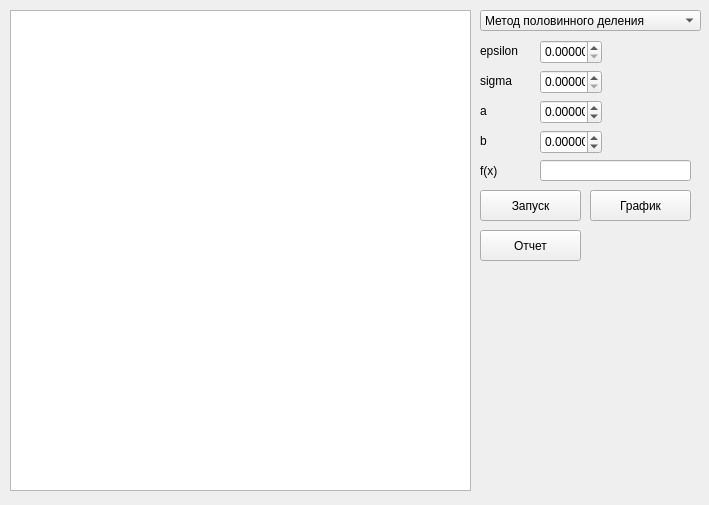
This is ui/ProgramBasicInterface.ui in Andrexus23/ARZO as Qt 5 draws it before an edit. The edited form follows.
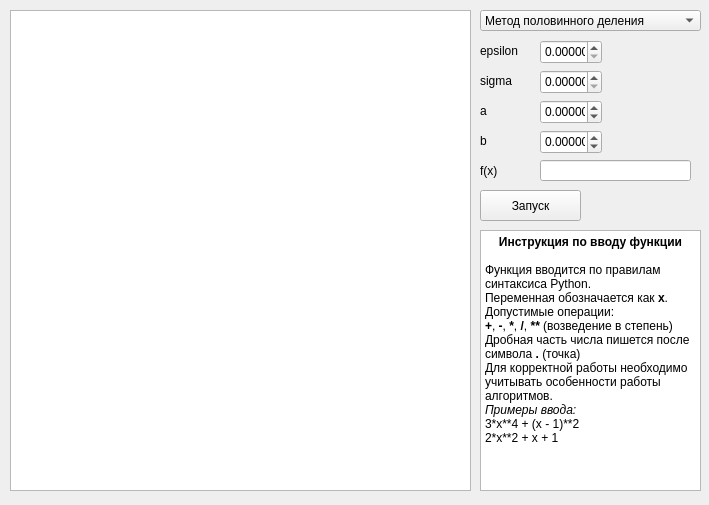
This is the edited form.

Patch:
```diff
--- a/ui/ProgramBasicInterface.ui
+++ b/ui/ProgramBasicInterface.ui
@@ -211,30 +211,31 @@
      </rect>
     </property>
    </widget>
-   <widget class="QPushButton" name="plotButton">
-    <property name="geometry">
-     <rect>
-      <x>590</x>
-      <y>190</y>
-      <width>101</width>
-      <height>31</height>
-     </rect>
-    </property>
-    <property name="text">
-     <string>График</string>
-    </property>
-   </widget>
-   <widget class="QPushButton" name="reportButton">
+   <widget class="QTextBrowser" name="textBrowser">
     <property name="geometry">
      <rect>
       <x>480</x>
       <y>230</y>
-      <width>101</width>
-      <height>31</height>
+      <width>221</width>
+      <height>261</height>
      </rect>
     </property>
-    <property name="text">
-     <string>Отчет</string>
+    <property name="html">
+     <string>&lt;!DOCTYPE HTML PUBLIC &quot;-//W3C//DTD HTML 4.0//EN&quot; &quot;http://www.w3.org/TR/REC-html40/strict.dtd&quot;&gt;
+&lt;html&gt;&lt;head&gt;&lt;meta name=&quot;qrichtext&quot; content=&quot;1&quot; /&gt;&lt;meta charset=&quot;utf-8&quot; /&gt;&lt;style type=&quot;text/css&quot;&gt;
+p, li { white-space: pre-wrap; }
+&lt;/style&gt;&lt;/head&gt;&lt;body style=&quot; font-family:'Segoe UI'; font-size:9pt; font-weight:400; font-style:normal;&quot;&gt;
+&lt;p align=&quot;center&quot; style=&quot; margin-top:0px; margin-bottom:0px; margin-left:0px; margin-right:0px; -qt-block-indent:0; text-indent:0px;&quot;&gt;&lt;span style=&quot; font-weight:700;&quot;&gt;Инструкция по вводу функции&lt;/span&gt;&lt;/p&gt;
+&lt;p style=&quot;-qt-paragraph-type:empty; margin-top:0px; margin-bottom:0px; margin-left:0px; margin-right:0px; -qt-block-indent:0; text-indent:0px; font-weight:700;&quot;&gt;&lt;br /&gt;&lt;/p&gt;
+&lt;p style=&quot; margin-top:0px; margin-bottom:0px; margin-left:0px; margin-right:0px; -qt-block-indent:0; text-indent:0px;&quot;&gt;Функция вводится по правилам синтаксиса Python.&lt;/p&gt;
+&lt;p style=&quot; margin-top:0px; margin-bottom:0px; margin-left:0px; margin-right:0px; -qt-block-indent:0; text-indent:0px;&quot;&gt;Переменная обозначается как &lt;span style=&quot; font-weight:700;&quot;&gt;x&lt;/span&gt;.&lt;/p&gt;
+&lt;p style=&quot; margin-top:0px; margin-bottom:0px; margin-left:0px; margin-right:0px; -qt-block-indent:0; text-indent:0px;&quot;&gt;Допустимые операции: &lt;/p&gt;
+&lt;p style=&quot; margin-top:0px; margin-bottom:0px; margin-left:0px; margin-right:0px; -qt-block-indent:0; text-indent:0px;&quot;&gt;&lt;span style=&quot; font-weight:700;&quot;&gt;+&lt;/span&gt;, &lt;span style=&quot; font-weight:700;&quot;&gt;-&lt;/span&gt;, &lt;span style=&quot; font-weight:700;&quot;&gt;*&lt;/span&gt;, &lt;span style=&quot; font-weight:700;&quot;&gt;/&lt;/span&gt;, &lt;span style=&quot; font-weight:700;&quot;&gt;**&lt;/span&gt; (возведение в степень)&lt;/p&gt;
+&lt;p style=&quot; margin-top:0px; margin-bottom:0px; margin-left:0px; margin-right:0px; -qt-block-indent:0; text-indent:0px;&quot;&gt;Дробная часть числа пишется после символа &lt;span style=&quot; font-weight:700;&quot;&gt;. &lt;/span&gt;(точка)&lt;/p&gt;
+&lt;p style=&quot; margin-top:0px; margin-bottom:0px; margin-left:0px; margin-right:0px; -qt-block-indent:0; text-indent:0px;&quot;&gt;Для корректной работы необходимо учитывать особенности работы алгоритмов.&lt;/p&gt;
+&lt;p style=&quot; margin-top:0px; margin-bottom:0px; margin-left:0px; margin-right:0px; -qt-block-indent:0; text-indent:0px;&quot;&gt;&lt;span style=&quot; font-style:italic;&quot;&gt;Примеры ввода:&lt;/span&gt;&lt;/p&gt;
+&lt;p style=&quot; margin-top:0px; margin-bottom:0px; margin-left:0px; margin-right:0px; -qt-block-indent:0; text-indent:0px;&quot;&gt;3*x**4 + (x - 1)**2&lt;/p&gt;
+&lt;p style=&quot; margin-top:0px; margin-bottom:0px; margin-left:0px; margin-right:0px; -qt-block-indent:0; text-indent:0px;&quot;&gt;2*x**2 + x + 1&lt;/p&gt;&lt;/body&gt;&lt;/html&gt;</string>
     </property>
    </widget>
   </widget>
```
